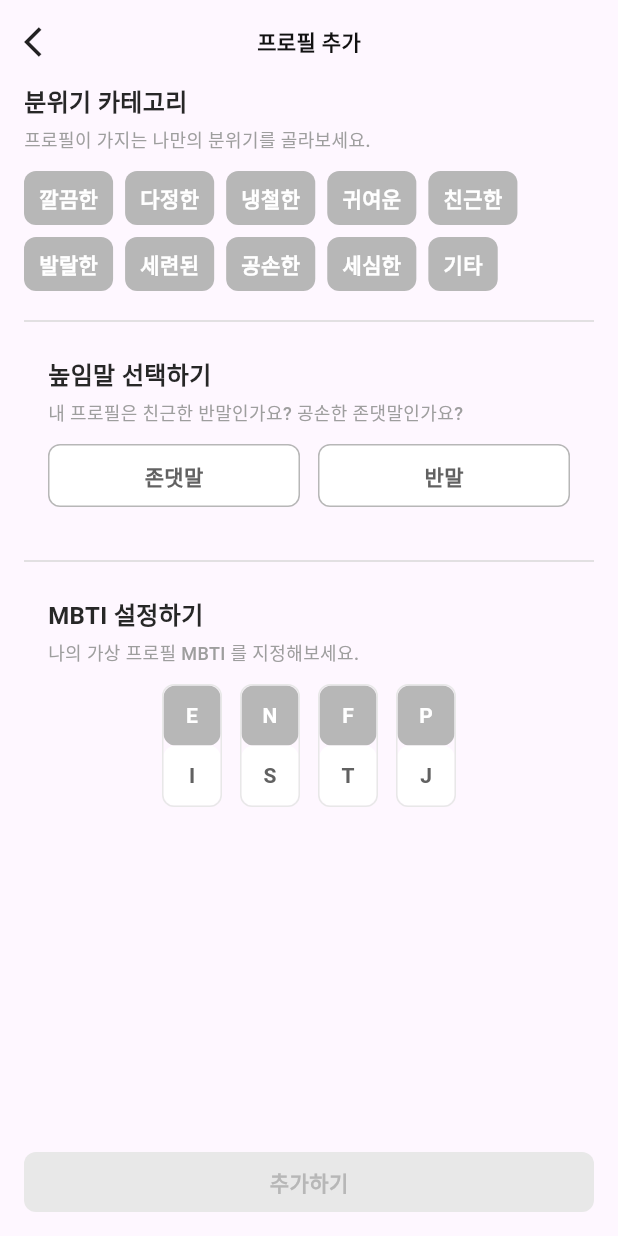
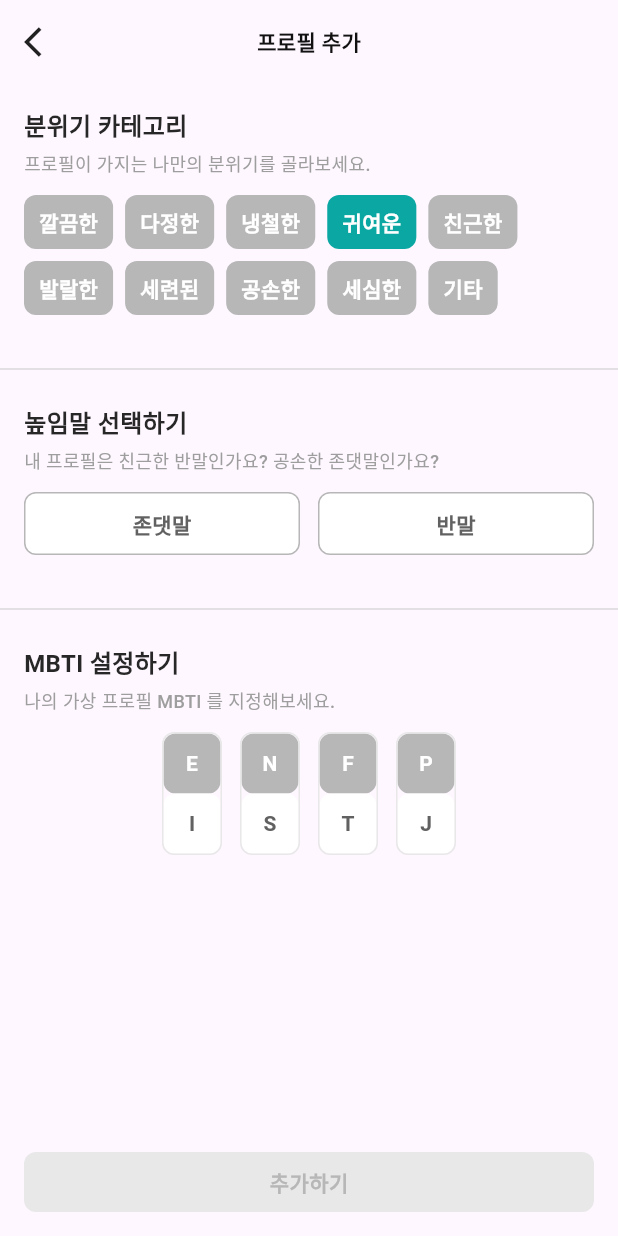
Before and after one commit to NaZe0320/idear_flutter, a Flutter app: the ScreenProfileList screen opened directly, after a tap on "수정하기", on a phone screen of 412 x 824 dp. Run offline on Flutter 3.47's test engine with Material 3 defaults, Android fonts, the phone set to English and light mode, and no system bars; our stand-ins replace flutter_svg; accounts and stored records are empty.

Commit message:
[feat] 분위기 카테고리 데이터 연결

```diff
--- a/lib/app/view/pages/profile/screen_profile_setting.dart
+++ b/lib/app/view/pages/profile/screen_profile_setting.dart
@@ -24,39 +24,43 @@ class ScreenProfileSetting extends StatelessWidget {
 
     return Scaffold(
       body: SafeArea(
-        child: Padding(
-          padding: const EdgeInsets.all(16),
         child: Column(
           children: [
             Toolbar(
-                  title: actionType == ProfileActionType.add
-                      ? '프로필 추가'
-                      : '프로필 수정'),
-              const SizedBox(height: 16),
-              const Expanded(
+                title:
+                    actionType == ProfileActionType.add ? '프로필 추가' : '프로필 수정'),
+            Expanded(
               child: SingleChildScrollView(
                 child: Column(
                   mainAxisAlignment: MainAxisAlignment.start,
                   crossAxisAlignment: CrossAxisAlignment.start,
                   children: [
-                      Column(
+                    Padding(
+                      padding: const EdgeInsets.all(16),
+                      child: Column(
                         crossAxisAlignment: CrossAxisAlignment.start,
                         children: [
-                          TextProfileTitle(
+                          const TextProfileTitle(
                               title: '분위기 카테고리',
                               description: '프로필이 가지는 나만의 분위기를 골라보세요.'),
-                          SizedBox(height: 12),
+                          const SizedBox(height: 12),
                           RadioLabelGroup<Personality>(
-                              enumValues: Personality.values),
-                          SizedBox(height: 12),
+                            enumValues: Personality.values,
+                            selectValue:
+                                profileViewModel.selectedProfile?.personality,
+                            onChanged: (value) =>
+                                profileViewModel.updateProfileValue(value),
+                          ),
+                          const SizedBox(height: 12),
                         ],
                       ),
-                      Divider(
+                    ),
+                    const Divider(
                       color: AppColors.colorGray400,
                       thickness: 1.0,
                     ),
-                      Padding(
-                        padding: EdgeInsets.all(16),
+                    const Padding(
+                      padding: EdgeInsets.all(16.0),
                       child: Column(
                         crossAxisAlignment: CrossAxisAlignment.start,
                         children: [
@@ -69,12 +73,12 @@ class ScreenProfileSetting extends StatelessWidget {
                         ],
                       ),
                     ),
-                      Divider(
+                    const Divider(
                       color: AppColors.colorGray400,
                       thickness: 1.0,
                     ),
-                      Padding(
-                        padding: EdgeInsets.all(16),
+                    const Padding(
+                      padding: EdgeInsets.all(16.0),
                       child: Column(
                         crossAxisAlignment: CrossAxisAlignment.start,
                         children: [
@@ -102,7 +106,9 @@ class ScreenProfileSetting extends StatelessWidget {
                 ),
               ),
             ),
-              ButtonDefault(
+            Padding(
+              padding: const EdgeInsets.all(16.0),
+              child: ButtonDefault(
                 text: actionType == ProfileActionType.add ? '추가하기' : '수정하기',
                 isEnable: false,
                 onTap: () async {
@@ -112,9 +118,9 @@ class ScreenProfileSetting extends StatelessWidget {
                     profileViewModel.updateProfile();
                   }
                 },
+              ),
             )
           ],
-          ),
         ),
       ),
     );
--- a/lib/app/view/pages/screen_home.dart
+++ b/lib/app/view/pages/screen_home.dart
@@ -1,9 +1,6 @@
 import 'package:flutter/material.dart';
 import 'package:idear/app/view/pages/profile/screen_profile_list.dart';
 import 'package:idear/app/view/pages/wrtie/screen_post_create.dart';
-import 'package:idear/app/viewmodel/viewmodel_post.dart';
-import 'package:idear/app/viewmodel/viewmodel_proflie.dart';
-import 'package:provider/provider.dart';
 
 class ScreenHome extends StatelessWidget {
   const ScreenHome({super.key});
--- a/lib/app/view/widgets/button/widget_button_profile.dart
+++ b/lib/app/view/widgets/button/widget_button_profile.dart
@@ -77,6 +77,7 @@ class ButtonProfile extends StatelessWidget {
                     ),
                     onTap: () {
                       if (isEdit) {
+                        profileViewModel.selectProfile(profile.id);
                         Navigator.push(
                             context,
                             MaterialPageRoute(
--- a/lib/app/view/widgets/radio_group/widget_radio_group_label.dart
+++ b/lib/app/view/widgets/radio_group/widget_radio_group_label.dart
@@ -1,19 +1,19 @@
 import 'package:flutter/material.dart';
 import 'package:idear/app/view/widgets/radio_button/widget_radio_button_label.dart';
 
-class RadioLabelGroup<T extends Enum> extends StatefulWidget {
+class RadioLabelGroup<T extends Enum> extends StatelessWidget {
   const RadioLabelGroup(
-      {super.key, required this.enumValues, this.padding = 10});
+      {super.key,
+      required this.enumValues,
+      this.padding = 10,
+      required this.selectValue,
+      required this.onChanged});
 
   final List<T> enumValues;
   final double padding;
+  final T? selectValue;
+  final ValueChanged<T> onChanged;
 
-  @override
-  State<RadioLabelGroup> createState() => _RadioLabelGroupState();
-}
-
-class _RadioLabelGroupState<T extends Enum> extends State<RadioLabelGroup<T>> {
-  T? selectValue;
   @override
   Widget build(BuildContext context) {
     return Container(
@@ -23,16 +23,14 @@ class _RadioLabelGroupState<T extends Enum> extends State<RadioLabelGroup<T>> {
         spacing: 8.0,
         runSpacing: 8.0,
         children: [
-          for (var value in widget.enumValues)
+          for (var value in enumValues)
             RadioLabelButton(
                 value: value,
                 groupValue: selectValue,
                 onChanged: () {
-                  setState(() {
-                    selectValue = value;
-                  });
+                  onChanged(value);
                 },
-                padding: widget.padding)
+                padding: padding)
         ],
       ),
     );
--- a/lib/app/view/widgets/widget_tool_bar.dart
+++ b/lib/app/view/widgets/widget_tool_bar.dart
@@ -12,7 +12,9 @@ class Toolbar extends StatelessWidget {
 
   @override
   Widget build(BuildContext context) {
-    return Stack(
+    return Padding(
+      padding: const EdgeInsets.all(16),
+      child: Stack(
         children: [
           Positioned(
             left: 0,
@@ -53,6 +55,7 @@ class Toolbar extends StatelessWidget {
             ],
           )
         ],
+      ),
     );
   }
 }
--- a/lib/app/viewmodel/viewmodel_proflie.dart
+++ b/lib/app/viewmodel/viewmodel_proflie.dart
@@ -68,7 +68,14 @@ class ViewModelProfile with ChangeNotifier {
       } else if (newValue is Polite) {
         _selectedProfile!.polite = newValue;
       }
-      notifyListeners();
     }
+    notifyListeners();
+  }
+
+  void updateProfileMBTI() {
+    if (_selectedProfile != null) {
+      _selectedProfile!.mbti;
+    }
+    notifyListeners();
   }
 }
```
Lines whose indentation alone changed are shown as unchanged.
